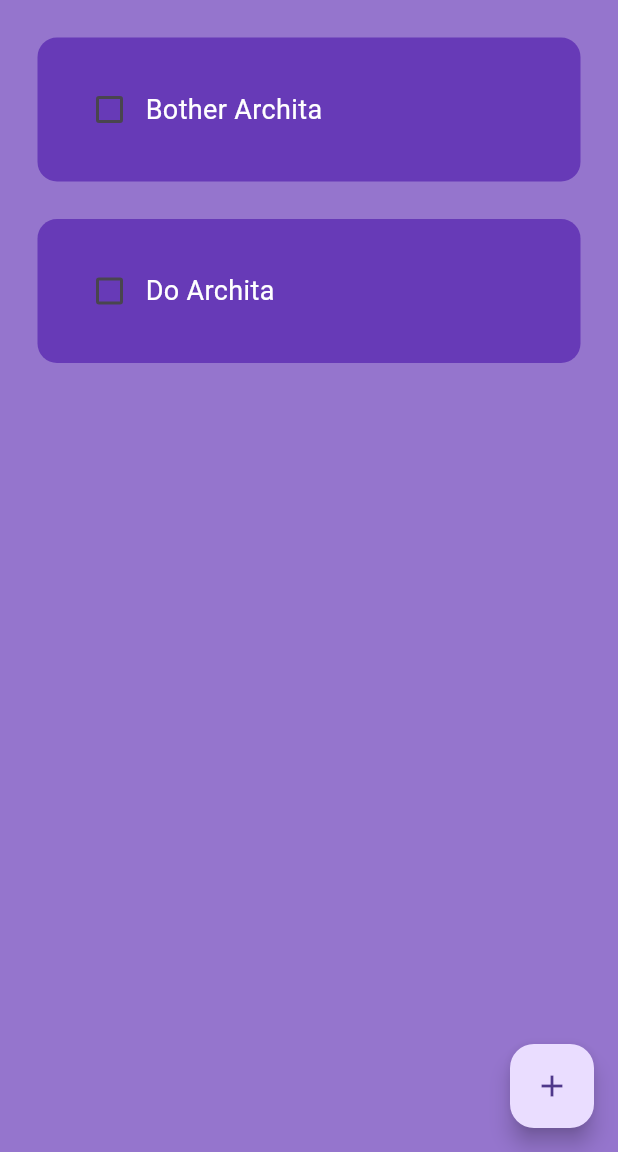
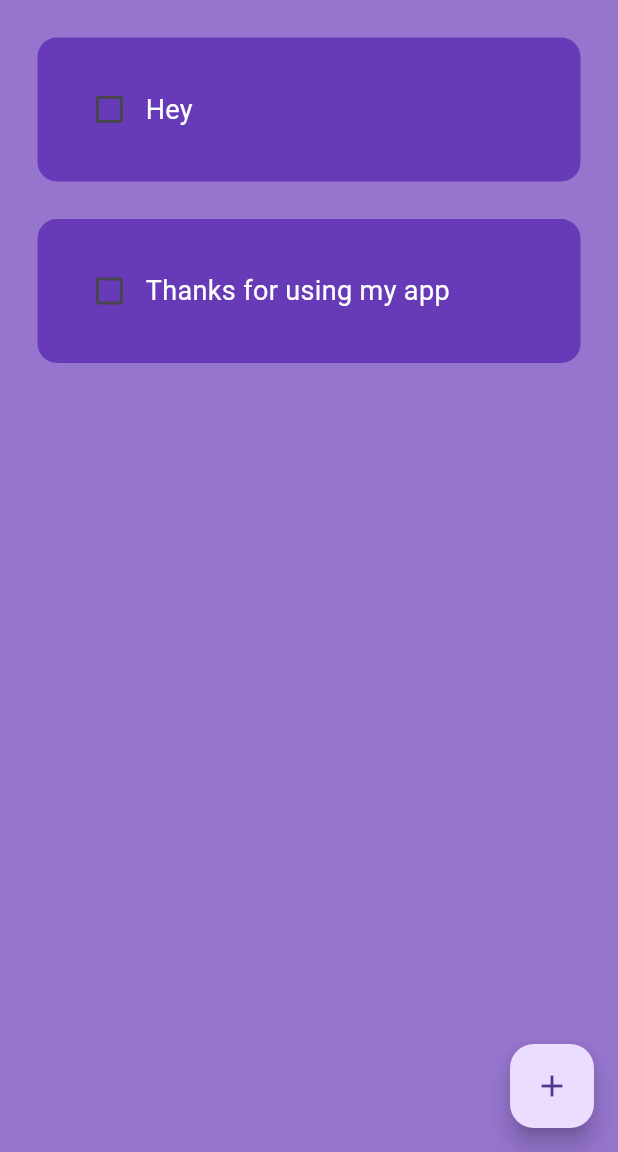
Before and after one commit to Neverm1ndEZ/flutter-todo-app, a Flutter app: the screen it shows after launch, on a phone screen of 412 x 824 dp, the part 84-1236 px from its top. Run offline on Flutter 3.47's test engine with Material 3 defaults, Android fonts, the phone set to English and light mode, and no system bars; drawn by our look-alikes of flutter_slidable; our stand-ins replace hive_flutter; accounts and stored records are empty.

Commit message:
Update database.dart

```diff
--- a/lib/data/database.dart
+++ b/lib/data/database.dart
@@ -10,8 +10,8 @@ class ToDoDataBase {
   //run this method if this is the first time ever opening the app
   void createInitialData() {
     toDoList = [
-      ["Bother Archita", false],
-      ["Do Archita", false],
+      ["Hey", false],
+      ["Thanks for using my app", false],
     ];
   }
 
```
